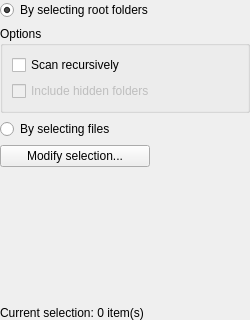
Before: the Qt Designer form ui/scanmodepage.ui in romeoxbm/depgraphv, drawn with Qt 5.
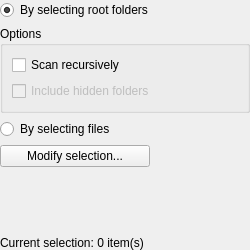
After: the same form once the commit is applied.

Diff of the .ui file:
```diff
--- a/ui/scanmodepage.ui
+++ b/ui/scanmodepage.ui
@@ -7,19 +7,19 @@
     <x>0</x>
     <y>0</y>
     <width>250</width>
-    <height>320</height>
+    <height>250</height>
    </rect>
   </property>
   <property name="minimumSize">
    <size>
     <width>250</width>
-    <height>320</height>
+    <height>250</height>
    </size>
   </property>
   <property name="maximumSize">
    <size>
     <width>16777215</width>
-    <height>320</height>
+    <height>250</height>
    </size>
   </property>
   <property name="windowTitle">
```
Left out of the diff: 2 changed lines with no effect on the pictures.
